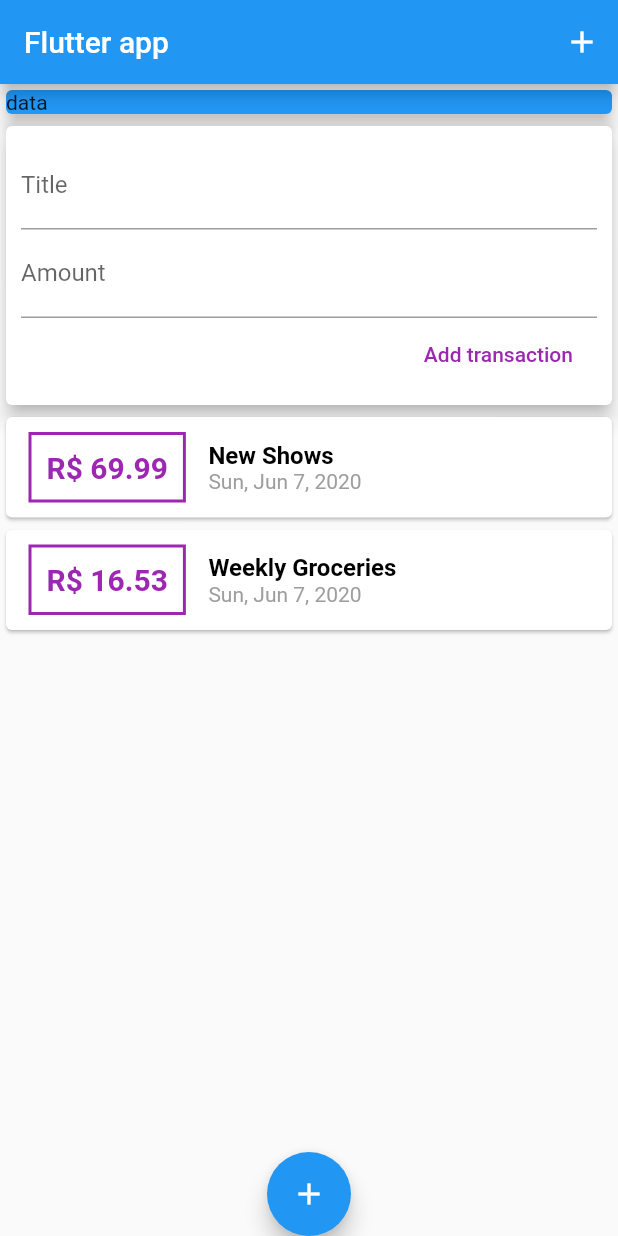
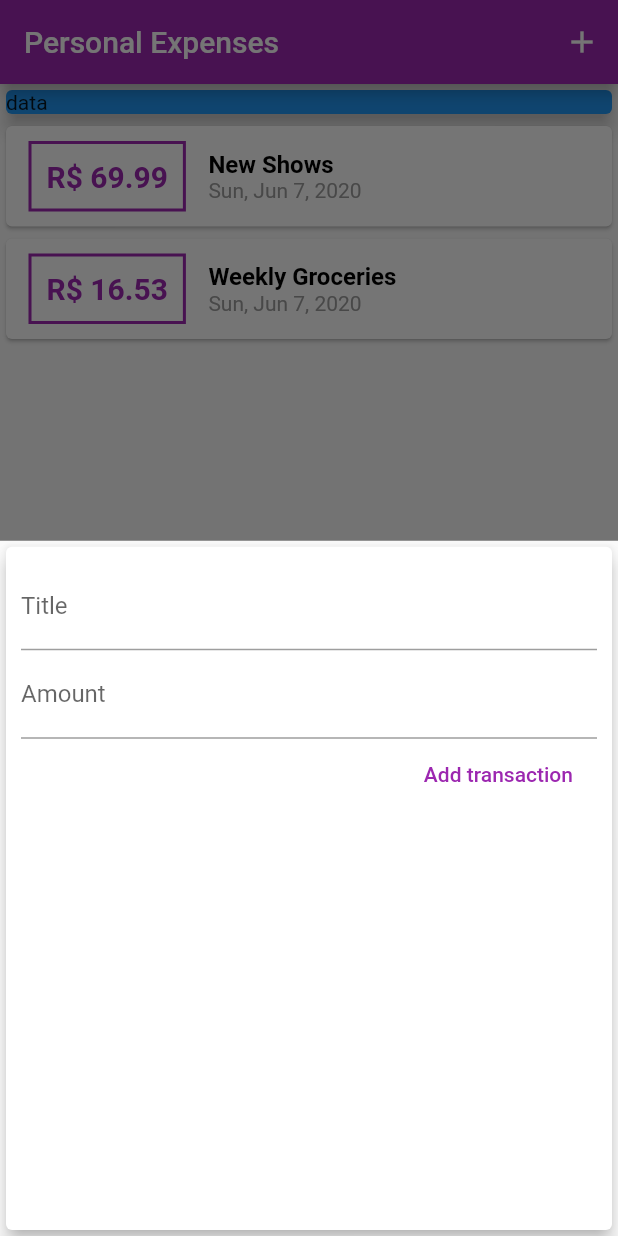
Before and after one commit to mvgmenezes/flutter_personal_expenses, a Flutter app: the screen it shows after launch, after a tap on the "add" icon, on a phone screen of 412 x 824 dp. Run offline on Flutter 3.47's test engine with Material 2 defaults, Android fonts, the phone set to English and light mode, and no system bars.

Commit message:
Adding a THEME

```diff
--- a/lib/main.dart
+++ b/lib/main.dart
@@ -1,6 +1,9 @@
 import 'package:flutter/material.dart';
 import 'package:flutter/rendering.dart';
-import 'package:personal_expenses/widgets/user_transactions.dart';
+import 'package:personal_expenses/widgets/new_transaction.dart';
+import 'package:personal_expenses/widgets/transaction_list.dart';
+
+import 'models/transaction.dart';
 
 
 
@@ -10,25 +13,66 @@ class MyApp extends StatelessWidget {
   @override
   Widget build(BuildContext context) {
     return MaterialApp(
-      title: 'Flutter App',
+      title: 'Personal Expenses',
+      theme: ThemeData(
+        primarySwatch: Colors.purple,
+        accentColor: Colors.amber,
+      ),
       home: MyHomePage(),
     );
   }
 }
 
-class MyHomePage extends StatelessWidget {
+class MyHomePage extends StatefulWidget {
 
+  @override
+  _MyHomePageState createState() => _MyHomePageState();
+}
 
+class _MyHomePageState extends State<MyHomePage> {
+
+  final List<Transaction> _user_transctions = [
+    Transaction(
+        id: 't1', title: 'New Shows', amount: 69.99, date: DateTime.now()),
+    Transaction(
+        id: 't2',
+        title: 'Weekly Groceries',
+        amount: 16.53,
+        date: DateTime.now())
+  ];
+
+  void _addNewTransaction(String title, double amount){
+    final newTx = Transaction(
+        id: DateTime.now().toString(),
+        title: title,
+        amount: amount,
+        date: DateTime.now()
+    );
+
+    setState(() {
+      _user_transctions.add(newTx);
+    });
+  }
+
+  void _startAddNewTransaction(BuildContext context){
+    showModalBottomSheet(context: context, builder: (bCtx) {
+      return GestureDetector( //using the gersture to avoid the click inside and close the modal
+        onTap: () {},
+        child: NewTransaction(_addNewTransaction) ,
+        behavior: HitTestBehavior.opaque,
+      );
+    });
+  }
 
   @override
   Widget build(BuildContext context) {
     return Scaffold(
       appBar: AppBar(
-        title: Text('Flutter app'),
+        title: Text('Personal Expenses'),
         actions: <Widget>[
           IconButton(
             icon: Icon(Icons.add),
-            onPressed: () {},)
+            onPressed: () => _startAddNewTransaction(context),)
         ],
       ),
       body: SingleChildScrollView(
@@ -46,12 +90,15 @@ class MyHomePage extends StatelessWidget {
                   child: Text('data'),
                 ),
               ),
-              UserTransactions()
+              TransactionList(_user_transctions),
             ],
           ),
       ),
       floatingActionButtonLocation: FloatingActionButtonLocation.centerDocked,
-      floatingActionButton: FloatingActionButton(child: Icon(Icons.add),),
+      floatingActionButton: FloatingActionButton(
+        child: Icon(Icons.add),
+        onPressed:() => _startAddNewTransaction(context),
+      ),
     );
   }
 }
--- a/lib/widgets/transaction_list.dart
+++ b/lib/widgets/transaction_list.dart
@@ -20,7 +20,7 @@ class TransactionList extends StatelessWidget {
                 margin:
                     EdgeInsets.symmetric(vertical: 10, horizontal: 15),
                 decoration: BoxDecoration(
-                    border: Border.all(color: Colors.purple, width: 2)),
+                    border: Border.all(color: Theme.of(context).primaryColor, width: 2)),
                 padding: EdgeInsets.all(10),
                 child: Text('R\$ ${transactions[index].amount.toStringAsFixed(2)}',
                     style: TextStyle(
--- a/lib/widgets/user_transactions.dart
+++ /dev/null
@@ -1,43 +0,0 @@
-import 'package:flutter/material.dart';
-import './new_transaction.dart';
-import './transaction_list.dart';
-import '../models/transaction.dart';
-
-class UserTransactions extends StatefulWidget {
-  @override
-  _UserTransactionsState createState() => _UserTransactionsState();
-}
-
-class _UserTransactionsState extends State<UserTransactions> {
-  final List<Transaction> _user_transctions = [
-    Transaction(
-        id: 't1', title: 'New Shows', amount: 69.99, date: DateTime.now()),
-    Transaction(
-        id: 't2',
-        title: 'Weekly Groceries',
-        amount: 16.53,
-        date: DateTime.now())
-  ];
-
-  void _addNewTransaction(String title, double amount){
-    final newTx = Transaction(
-      id: DateTime.now().toString(),
-      title: title,
-      amount: amount,
-      date: DateTime.now()
-    );
-
-    setState(() {
-      _user_transctions.add(newTx);
-    });
-  }
-
-  @override
-  Widget build(BuildContext context) {
-    return Column(children: <Widget>[
-      NewTransaction(_addNewTransaction),
-      TransactionList(_user_transctions)
-    ],
-    );
-  }
-}
```
